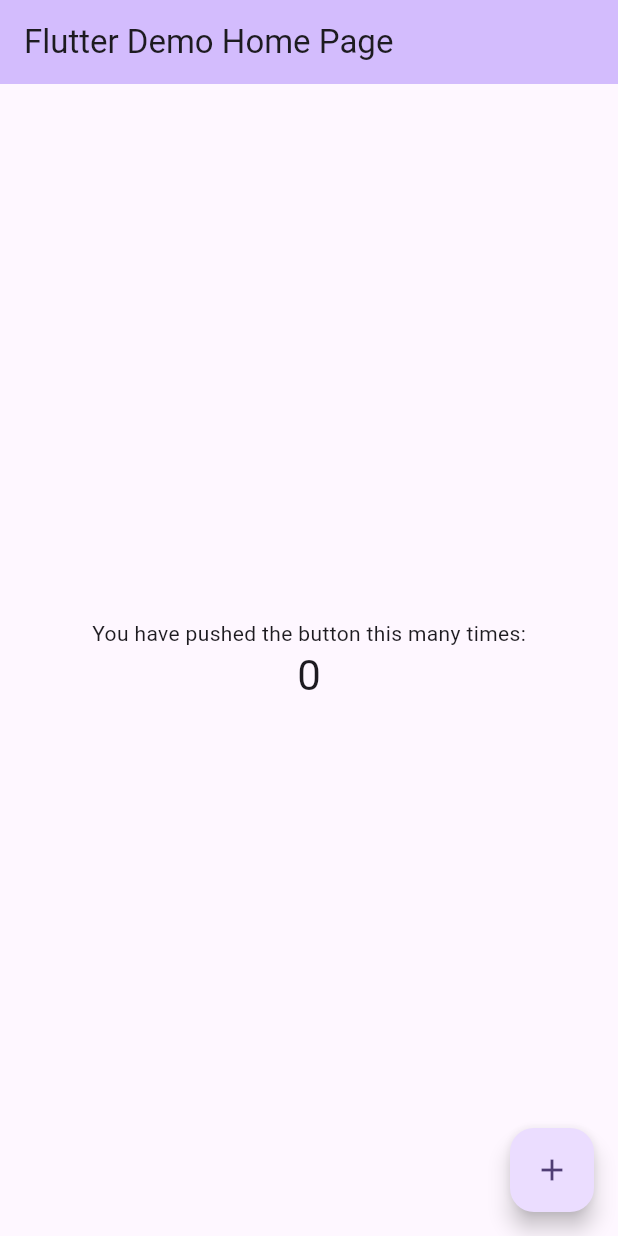
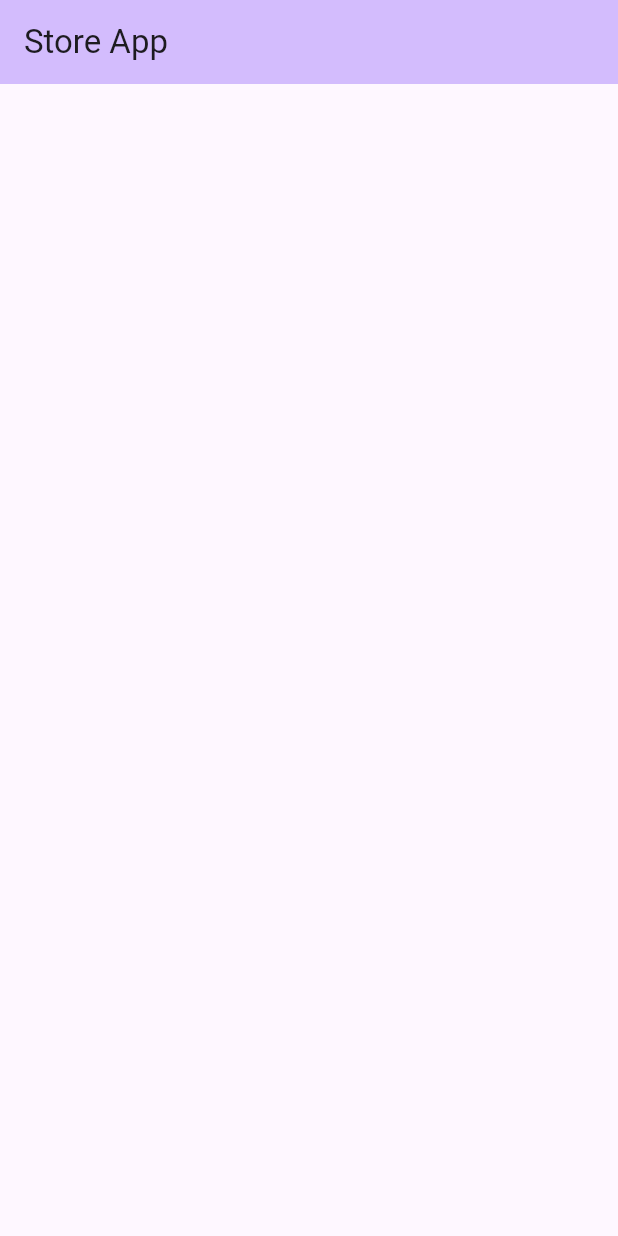
Before and after one commit to M7modElhalaq/store_app_clean_arch, a Flutter app: the screen it shows after launch, on a phone screen of 412 x 824 dp. Run offline on Flutter 3.47's test engine with Material 2 defaults, Android fonts, the light colour scheme and no system bars.

Commit message:
set app architecture

```diff
--- /dev/null
+++ b/lib/core/errors/failure.dart
@@ -0,0 +1 @@
+// TODO: create failure class
--- /dev/null
+++ b/lib/core/use_cases/use_case.dart
@@ -0,0 +1 @@
+// TODO: create use case abstract
--- /dev/null
+++ b/lib/core/utils/api_service.dart
@@ -0,0 +1 @@
+// TODO: create api service
--- /dev/null
+++ b/lib/core/widgets/custom_widget.dart
@@ -0,0 +1 @@
+// TODO: create any global widget here
--- /dev/null
+++ b/lib/features/home/data/models/model.dart
@@ -0,0 +1 @@
+// TODO: create any home feature model
--- /dev/null
+++ b/lib/features/home/domain/entities/entity.dart
@@ -0,0 +1 @@
+// TODO: create any home feature entity
--- /dev/null
+++ b/lib/features/home/domain/repos/repo.dart
@@ -0,0 +1 @@
+// TODO: create any home feature repo
--- /dev/null
+++ b/lib/features/home/domain/use_cases/use_case.dart
@@ -0,0 +1 @@
+// TODO: create any home feature use case
--- a/lib/main.dart
+++ b/lib/main.dart
@@ -7,119 +7,37 @@ void main() {
 class MyApp extends StatelessWidget {
   const MyApp({super.key});
 
-  // This widget is the root of your application.
   @override
   Widget build(BuildContext context) {
     return MaterialApp(
-      title: 'Flutter Demo',
+      title: 'Store App',
       theme: ThemeData(
-        // This is the theme of your application.
-        //
-        // TRY THIS: Try running your application with "flutter run". You'll see
-        // the application has a blue toolbar. Then, without quitting the app,
-        // try changing the seedColor in the colorScheme below to Colors.green
-        // and then invoke "hot reload" (save your changes or press the "hot
-        // reload" button in a Flutter-supported IDE, or press "r" if you used
-        // the command line to start the app).
-        //
-        // Notice that the counter didn't reset back to zero; the application
-        // state is not lost during the reload. To reset the state, use hot
-        // restart instead.
-        //
-        // This works for code too, not just values: Most code changes can be
-        // tested with just a hot reload.
         colorScheme: ColorScheme.fromSeed(seedColor: Colors.deepPurple),
         useMaterial3: true,
       ),
-      home: const MyHomePage(title: 'Flutter Demo Home Page'),
+      home: const MyHomePage(),
     );
   }
 }
 
 class MyHomePage extends StatefulWidget {
-  const MyHomePage({super.key, required this.title});
-
-  // This widget is the home page of your application. It is stateful, meaning
-  // that it has a State object (defined below) that contains fields that affect
-  // how it looks.
-
-  // This class is the configuration for the state. It holds the values (in this
-  // case the title) provided by the parent (in this case the App widget) and
-  // used by the build method of the State. Fields in a Widget subclass are
-  // always marked "final".
-
-  final String title;
+  const MyHomePage({super.key});
 
   @override
   State<MyHomePage> createState() => _MyHomePageState();
 }
 
 class _MyHomePageState extends State<MyHomePage> {
-  int _counter = 0;
-
-  void _incrementCounter() {
-    setState(() {
-      // This call to setState tells the Flutter framework that something has
-      // changed in this State, which causes it to rerun the build method below
-      // so that the display can reflect the updated values. If we changed
-      // _counter without calling setState(), then the build method would not be
-      // called again, and so nothing would appear to happen.
-      _counter++;
-    });
-  }
-
   @override
   Widget build(BuildContext context) {
-    // This method is rerun every time setState is called, for instance as done
-    // by the _incrementCounter method above.
-    //
-    // The Flutter framework has been optimized to make rerunning build methods
-    // fast, so that you can just rebuild anything that needs updating rather
-    // than having to individually change instances of widgets.
     return Scaffold(
       appBar: AppBar(
-        // TRY THIS: Try changing the color here to a specific color (to
-        // Colors.amber, perhaps?) and trigger a hot reload to see the AppBar
-        // change color while the other colors stay the same.
         backgroundColor: Theme.of(context).colorScheme.inversePrimary,
-        // Here we take the value from the MyHomePage object that was created by
-        // the App.build method, and use it to set our appbar title.
-        title: Text(widget.title),
+        title: const Text('Store App'),
       ),
-      body: Center(
-        // Center is a layout widget. It takes a single child and positions it
-        // in the middle of the parent.
-        child: Column(
-          // Column is also a layout widget. It takes a list of children and
-          // arranges them vertically. By default, it sizes itself to fit its
-          // children horizontally, and tries to be as tall as its parent.
-          //
-          // Column has various properties to control how it sizes itself and
-          // how it positions its children. Here we use mainAxisAlignment to
-          // center the children vertically; the main axis here is the vertical
-          // axis because Columns are vertical (the cross axis would be
-          // horizontal).
-          //
-          // TRY THIS: Invoke "debug painting" (choose the "Toggle Debug Paint"
-          // action in the IDE, or press "p" in the console), to see the
-          // wireframe for each widget.
-          mainAxisAlignment: MainAxisAlignment.center,
-          children: <Widget>[
-            const Text(
-              'You have pushed the button this many times:',
-            ),
-            Text(
-              '$_counter',
-              style: Theme.of(context).textTheme.headlineMedium,
-            ),
-          ],
-        ),
+      body: const Center(
+        child: SizedBox.shrink(),
       ),
-      floatingActionButton: FloatingActionButton(
-        onPressed: _incrementCounter,
-        tooltip: 'Increment',
-        child: const Icon(Icons.add),
-      ), // This trailing comma makes auto-formatting nicer for build methods.
     );
   }
 }
```
Also changed, not shown: lib/features/home/presentation/views/home_view.dart (added, +10 -0 lines), lib/features/home/presentation/views/widgets/custom_widget.dart (added, +10 -0 lines).
